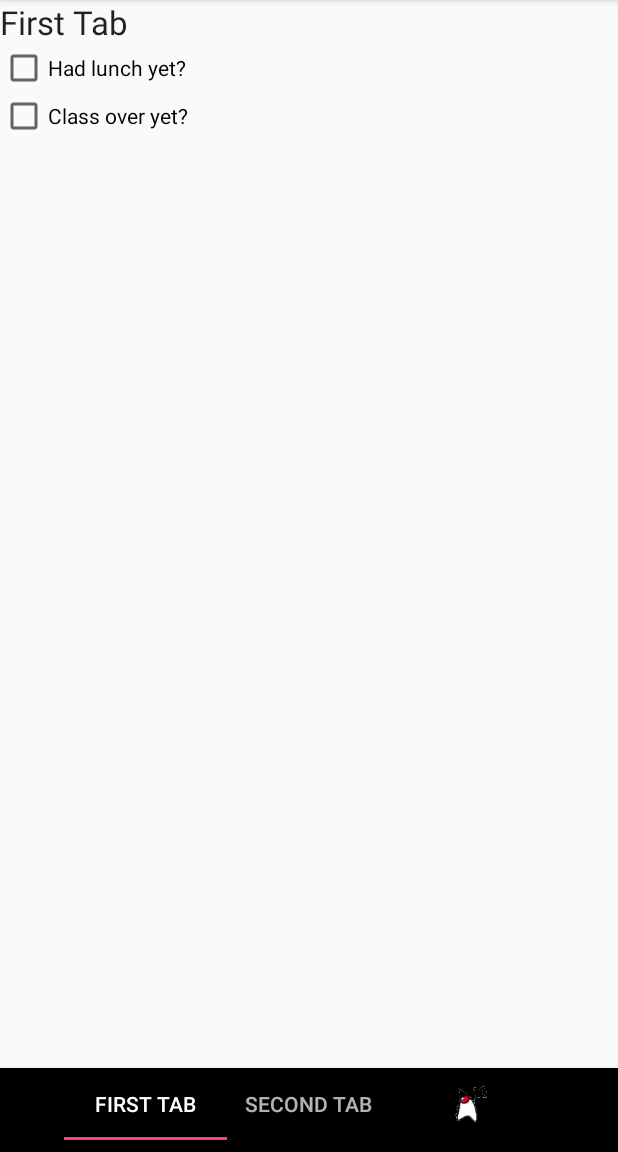
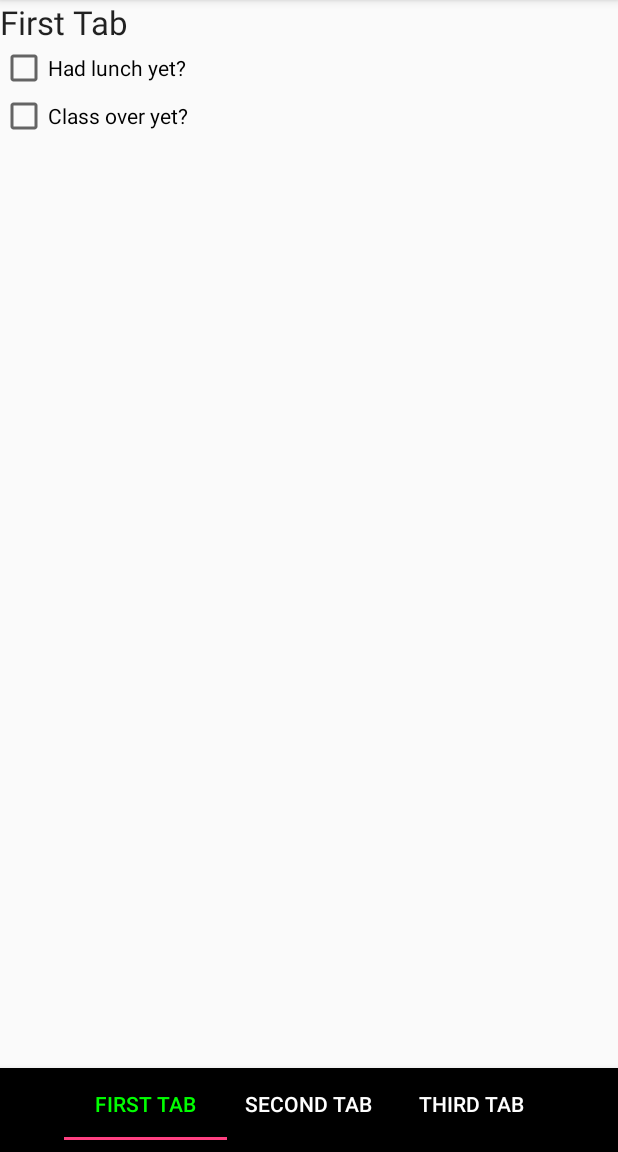
Before and after one commit to AndroidWonder/TabLayoutExample, an Android app: the screen it shows after launch (MainActivity), on a phone screen of 412 x 824 dp, the part 84-1236 px from its top. Run offline under Robolectric (Android 15) with nearby library versions, the phone set to English and light mode, and no system bars.

Commit message:
add tab select color

```diff
--- a/app/src/main/java/com/tablelayout/javacodegeeks/tablayoutexample/MainActivity.java
+++ b/app/src/main/java/com/tablelayout/javacodegeeks/tablayoutexample/MainActivity.java
@@ -14,11 +14,11 @@ public class MainActivity extends AppCompatActivity {
 
         TabLayout tabLayout = (TabLayout) findViewById(R.id.tab_layout);
 
-        //create tabs and add to layout; tabs may have text or an icon
+        //create tabs and add to layout; tabs may have text or an icon or both
         tabLayout.addTab(tabLayout.newTab().setText("First Tab"));
         tabLayout.addTab(tabLayout.newTab().setText("Second Tab"));
-     //   tabLayout.addTab(tabLayout.newTab().setText("Third Tab"));
-        tabLayout.addTab(tabLayout.newTab().setIcon(R.drawable.duke_waving));
+        tabLayout.addTab(tabLayout.newTab().setText("Third Tab"));
+       // tabLayout.addTab(tabLayout.newTab().setText("Third Tab").setIcon(R.drawable.duke_waving));
 
         //set gravity for tabs
         tabLayout.setTabGravity(TabLayout.GRAVITY_CENTER);
--- a/app/src/main/res/layout/activity_main.xml
+++ b/app/src/main/res/layout/activity_main.xml
@@ -2,7 +2,8 @@
 <LinearLayout xmlns:android="http://schemas.android.com/apk/res/android"
     android:layout_width="match_parent"
     android:layout_height="match_parent"
-    android:orientation="vertical" >
+    xmlns:app="http://schemas.android.com/apk/res-auto"
+    android:orientation="vertical">
 
     <androidx.viewpager.widget.ViewPager
         android:id="@+id/pager"
@@ -18,8 +19,9 @@
         android:background="#000000"
         android:elevation="6dp"
         android:minHeight="?attr/actionBarSize"
-        android:theme="@style/ThemeOverlay.AppCompat.Dark.ActionBar"/>
-
-    <!--  android:background="?attr/colorAccent"-->
+        android:theme="@style/ThemeOverlay.AppCompat.Dark.ActionBar"
+        app:tabSelectedTextColor="#00ff00"
+        app:tabTextColor="#ffffff"
+        />
 
 </LinearLayout>
```
